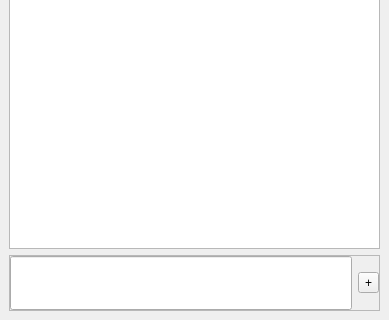
Above: resources/views/MainWindow.ui from namuan/task-rider before the change; both pictures show x 0 to 389 and y 498 to 818 of the 389 by 818 pixel window. Below: the same form after it.
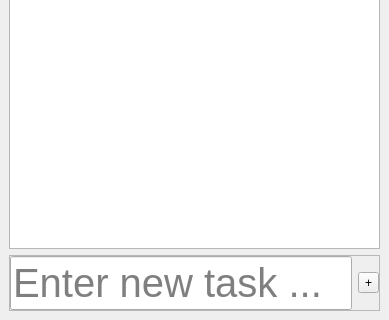
That is the form after the change.

Commit message: Change icon and set placeholder text

```diff
--- a/resources/views/MainWindow.ui
+++ b/resources/views/MainWindow.ui
@@ -134,6 +134,9 @@
            <pointsize>30</pointsize>
           </font>
          </property>
+         <property name="placeholderText">
+          <string>Enter new task ...</string>
+         </property>
         </widget>
        </item>
        <item>
```
The commit also changes 6 other files.
